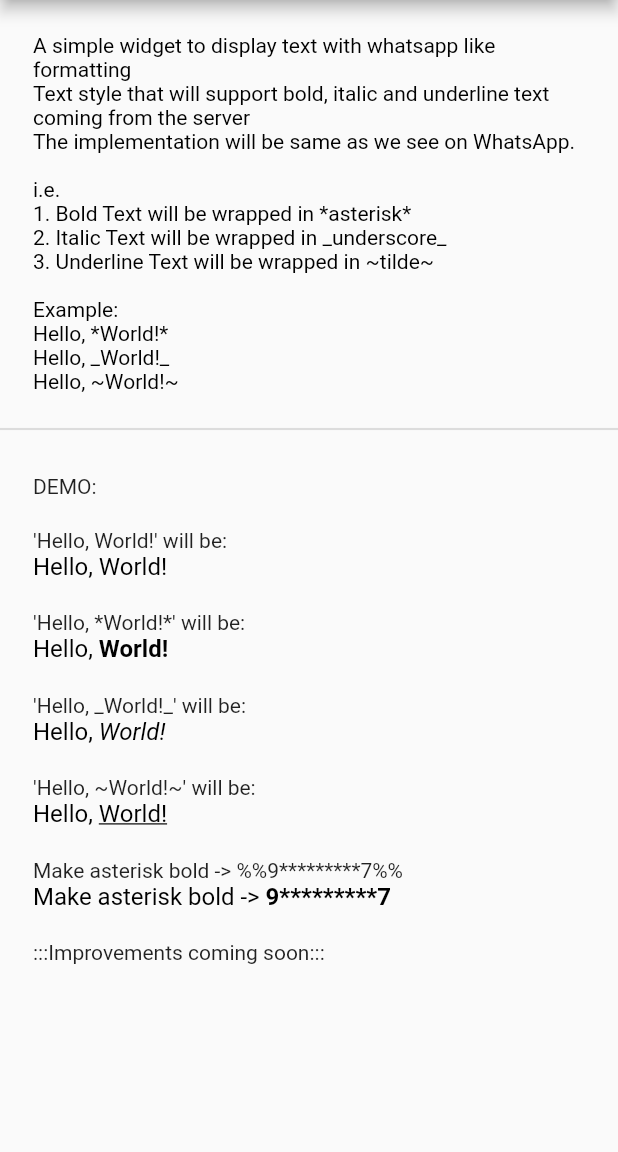
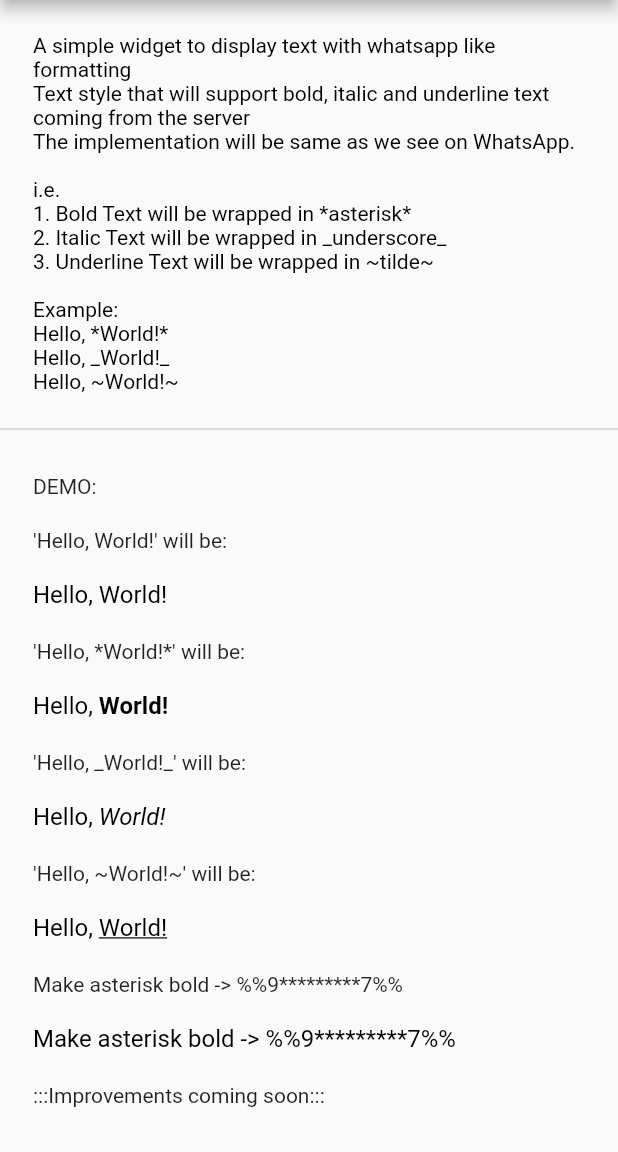
Before and after one commit to rohanjsh/typeset, a Flutter app: the screen it shows after launch, on a phone screen of 412 x 824 dp, the part 84-1236 px from its top. Run offline on Flutter 3.47's test engine with Material 2 defaults, Android fonts, the phone set to English and light mode, and no system bars.

Commit message:
feat: introducing static parser

```diff
--- a/example/lib/main.dart
+++ b/example/lib/main.dart
@@ -29,8 +29,7 @@ class TypeSetDemo extends StatelessWidget {
         title: const Text('TypeSet Demo'),
       ),
       body: Center(
-        child: Column(
-          crossAxisAlignment: CrossAxisAlignment.start,
+        child: ListView(
           children: [
             const SizedBox(
               height: 22,
--- a/lib/src/typeset.dart
+++ b/lib/src/typeset.dart
@@ -2,57 +2,16 @@
 /// WhatsApp like text formatting for you!
 /// {@endtemplate}
 import 'package:flutter/widgets.dart';
+import 'package:typeset/src/typeset_parser.dart';
 //Text style that will support bold, italic and underline
 //The usage is same as we see on WhatsApp
 
-//i.e.
+///i.e.
 //1. Bold Text will be wrapped in *asterisk*
 //2. Italic Text will be wrapped in _underscore_
 //3. Underline Text will be wrapped in ~tilde~
 //4. Bold, Italic and Underline Text will be
 //wrapped in *asterisk* _underscore_ ~tilde~
-
-///Current Regex
-/// The first part of the regular expression, ([*_~]), is a capture group that
-/// matches any of the three characters: *, _, or ~. This means that the
-/// regular expression will match any of these three characters at the
-/// beginning of the string.
-///
-///
-///
-/// The second part of the regular expression, (.*?), is another capture group
-/// that matches any character (except a newline) zero or more times.
-/// This capture group is followed by a ?, which specifies
-/// that the preceding group is non-greedy, meaning that
-/// it will match as few characters as possible.
-///
-///
-///
-/// The third part of the regular expression, \1, is a back reference to the first capture group.
-/// This means that the regular expression will only match if the character that
-/// was matched by the first capture group appears again at the
-/// end of the string.
-///
-///
-///
-/// In other words, this regular expression is used to match a string that
-/// starts and ends with one of the three characters *, _, or ~, and may have
-/// any other characters in between. For example, the string "*bold text*"
-/// would match this regular expression, but the string "*bold text" would not.
-///
-///
-///
-///The time complexity of the code is O(n) where n is the length of the
-///input text. This is because the code uses a regular expression to find all
-///matches in the text, which takes O(n) time, and then iterates over the
-///matches to create the list of text spans, which also takes O(n) time.
-///
-///
-///
-///
-//The space complexity of the code is also O(n) because the code creates a
-//new list of text spans, which has the same length as the input text.
-
 class TypeSet extends StatelessWidget {
   ///[inputText] is required field
   ///[style] is not required and nullable
@@ -78,75 +37,15 @@ class TypeSet extends StatelessWidget {
 
   @override
   Widget build(BuildContext context) {
-    // Define a regular expression that matches the
-    //bold, italic, and underline markers
-    final regex = RegExp(r'([*_~%]{1,2})(.*?)\1');
-
-    // Split the text into separate spans based on the formatting markers
-    final spans = <TextSpan>[];
-
-    // Find all matches in the text
-    final matches = regex.allMatches(
-      inputText,
-    );
-
-    // Iterate over the matches
-    var lastMatchEnd = 0;
-    for (final match in matches) {
-      // Get the text that comes before the matched text
-      final prefix = inputText.substring(lastMatchEnd, match.start);
-      // Add a span for the text that comes before the matched text
-      if (prefix.isNotEmpty) {
-        spans.add(
-          TextSpan(text: prefix),
-        );
-      }
-      // Determine the style for the matched text
-      TextStyle? formattedStyle;
-      switch (match.group(1)) {
-        case '%%':
-        case '*':
-          formattedStyle = const TextStyle(fontWeight: FontWeight.bold);
-          break;
-        case '_':
-          formattedStyle = const TextStyle(fontStyle: FontStyle.italic);
-          break;
-        case '~':
-          formattedStyle = const TextStyle(
-            decoration: TextDecoration.underline,
-          );
-          break;
-      }
-
-      // Add a span for the matched text
-      spans.add(
-        TextSpan(
-          text: match.group(2),
-          style: formattedStyle,
+    // Use the `RichText` widget to display the text with the correct styles
+    return Text.rich(
+      TextSpan(
+        children: TypesetParserUtil.parseText(
+          inputText,
         ),
-      );
-      // Update the text to remove the matched text and the formatting markers
-      //from it so that we can continue searching
-      //for more matches in the remaining text
-      lastMatchEnd = match.end;
-    }
-    // Add a span for any remaining text
-    if (lastMatchEnd < inputText.length) {
-      spans.add(
-        TextSpan(
-          text: inputText.substring(
-            lastMatchEnd,
-          ),
-        ),
-      );
-    }
-    // Use the `RichText` widget to display the text with the correct styles
-    return RichText(
+      ),
       textAlign: textAlign,
-      text: TextSpan(
-        style: style ?? DefaultTextStyle.of(context).style,
-        children: spans,
-      ),
+      style: style ?? DefaultTextStyle.of(context).style,
     );
   }
 }
--- /dev/null
+++ b/lib/src/typeset_parser.dart
@@ -0,0 +1,49 @@
+import 'package:flutter/widgets.dart';
+
+///[TypesetParserUtil] is a class that parses a string of typeset code into
+///a list of TextSpans using [parseText].
+class TypesetParserUtil {
+  /// Parses a string of typeset code into a list of TextSpans.
+  static List<TextSpan> parseText(String inputText) {
+    final parts = inputText.split('\n');
+    final spans = <TextSpan>[];
+
+    for (final part in parts) {
+      final words = part.split(' ');
+
+      final wordSpans = words.asMap().entries.map<TextSpan>((entry) {
+        final index = entry.key;
+        final word = entry.value;
+
+        final hasBold =
+            word.startsWith('*') && word.endsWith('*') && word.length > 1;
+        final hasItalic =
+            word.startsWith('_') && word.endsWith('_') && word.length > 1;
+        final hasUnderline =
+            word.startsWith('~') && word.endsWith('~') && word.length > 1;
+
+        final style = TextStyle(
+          fontWeight: hasBold ? FontWeight.bold : null,
+          fontStyle: hasItalic ? FontStyle.italic : null,
+          decoration: hasUnderline ? TextDecoration.underline : null,
+        );
+
+        final text = (hasBold || hasItalic || hasUnderline)
+            ? word.substring(1, word.length - 1)
+            : word;
+        final space = index == words.length - 1 ? '' : ' ';
+        debugPrint(
+          '$text$space',
+        );
+        return TextSpan(
+          text: '$text$space',
+          style: style,
+        );
+      });
+
+      spans.add(TextSpan(children: [...wordSpans], text: '\n'));
+    }
+
+    return spans;
+  }
+}
```
